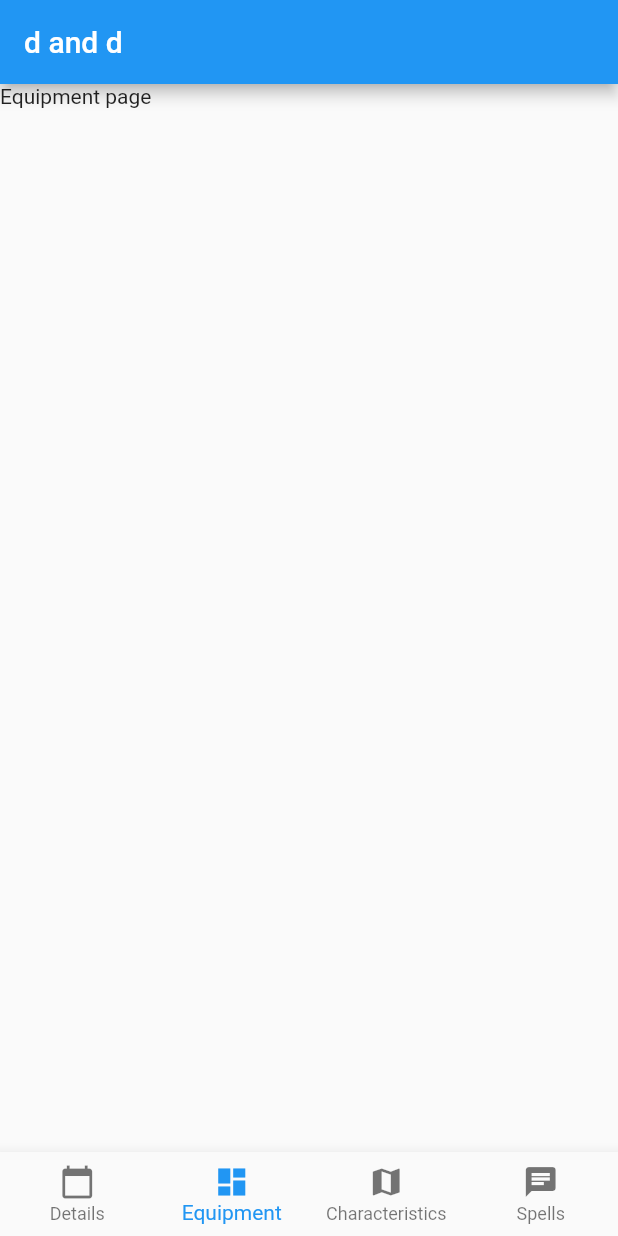
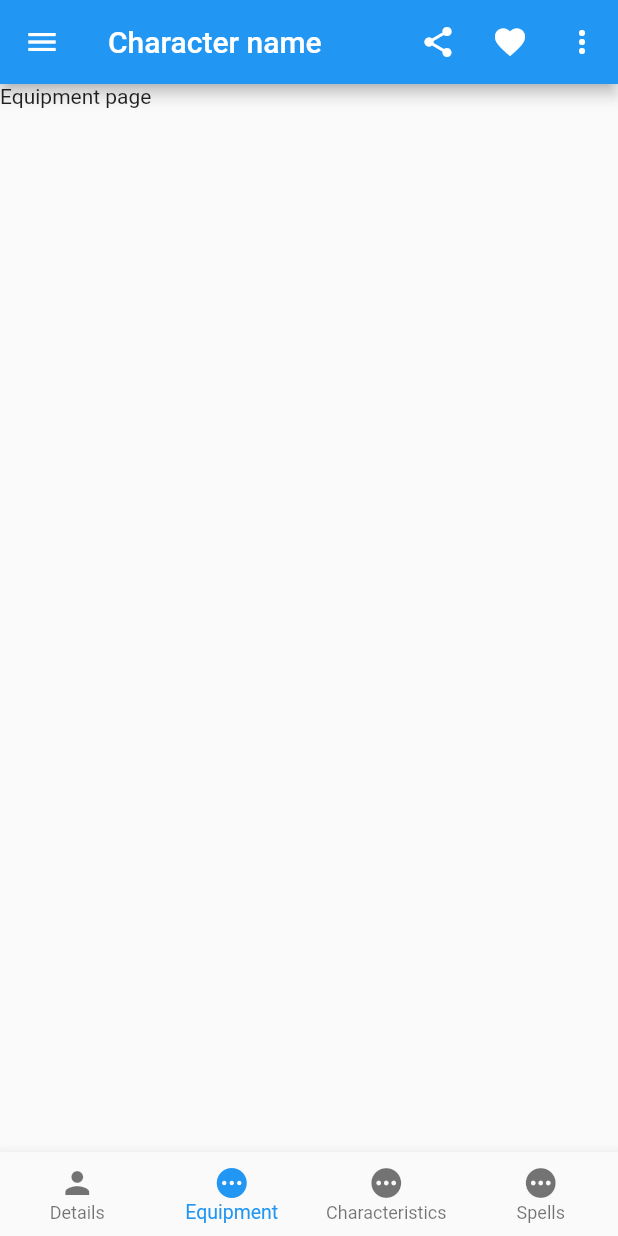
Before and after one commit to zoepj/d_and_d, a Flutter app: the screen it shows after launch, on a phone screen of 412 x 824 dp. Run offline on Flutter 3.47's test engine with Material 2 defaults, Android fonts, the phone set to English and light mode, and no system bars; our stand-ins replace flutter_riverpod.

Commit message:
modified appBar

```diff
--- a/lib/main.dart
+++ b/lib/main.dart
@@ -57,13 +57,8 @@ class _MyHomePageState extends State<MyHomePage> {
     // The Flutter framework has been optimized to make rerunning build methods
     // fast, so that you can just rebuild anything that needs updating rather
     // than having to individually change instances of widgets.
-    return Scaffold(
-      appBar: AppBar(
-        // Here we take the value from the MyHomePage object that was created by
-        // the App.build method, and use it to set our appbar title.
-        title: Text(widget.title),
-      ),
-      body: const CharacterMainPage(),
+    return const Scaffold(
+      body: CharacterMainPage(),
     );
   }
 }
--- a/lib/widgets/character/character_main_page.dart
+++ b/lib/widgets/character/character_main_page.dart
@@ -49,7 +49,42 @@ class _CharacterMainPageState extends State<CharacterMainPage>
     List<TabInformation> tabs = getAllTabInformation(context);
 
     return Scaffold(
+      appBar: AppBar(
+        leading: Builder(builder: (BuildContext context) {
+          return IconButton(
+            icon: const Icon(Icons.menu),
+            onPressed: () {
+              Scaffold.of(context).openDrawer();
+            },
+            tooltip: MaterialLocalizations.of(context).openAppDrawerTooltip,
+          );
+        }),
+        title: const Text('Character name'),
+        actions: <Widget>[
+          IconButton(
+            icon: const Icon(Icons.share),
+            onPressed: () {
+              // handle the press
+            },
+          ),
+          IconButton(
+            icon: const Icon(Icons.favorite),
+            onPressed: () {
+              // handle the press
+            },
+          ),
+          IconButton(
+            icon: const Icon(Icons.more_vert),
+            tooltip: 'Open shopping cart',
+            onPressed: () {
+              // handle the press
+            },
+          ),
+        ],
+      ),
       bottomNavigationBar: BottomNavigationBar(
+        selectedFontSize: 13,
+        unselectedFontSize: 12,
         type: BottomNavigationBarType.fixed,
         currentIndex: tabController.index,
         items: [
--- a/lib/widgets/character/tab_information.dart
+++ b/lib/widgets/character/tab_information.dart
@@ -17,7 +17,6 @@ class TabInformation {
   final String title;
 }
 
-// TODO make something better
 const int nbTabs = 4;
 
 List<TabInformation> getAllTabInformation(BuildContext context) {
@@ -25,22 +24,22 @@ List<TabInformation> getAllTabInformation(BuildContext context) {
     TabInformation(
       order: 1,
       title: "Details",
-      icon: Icons.calendar_today,
+      icon: Icons.person,
     ),
     TabInformation(
       order: 2,
       title: "Equipment",
-      icon: Icons.dashboard,
+      icon: Icons.pending,
     ),
     TabInformation(
       order: 3,
       title: "Characteristics",
-      icon: Icons.map,
+      icon: Icons.pending,
     ),
     TabInformation(
       order: 4,
       title: "Spells",
-      icon: Icons.chat,
+      icon: Icons.pending,
     ),
   ];
 }
```
